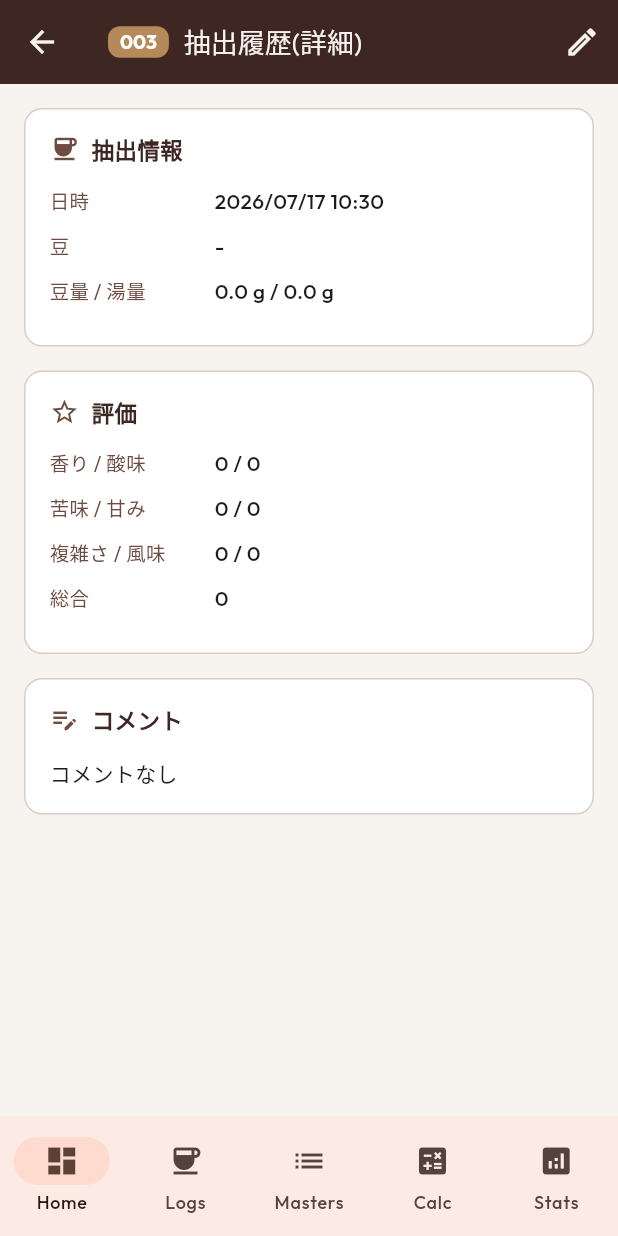
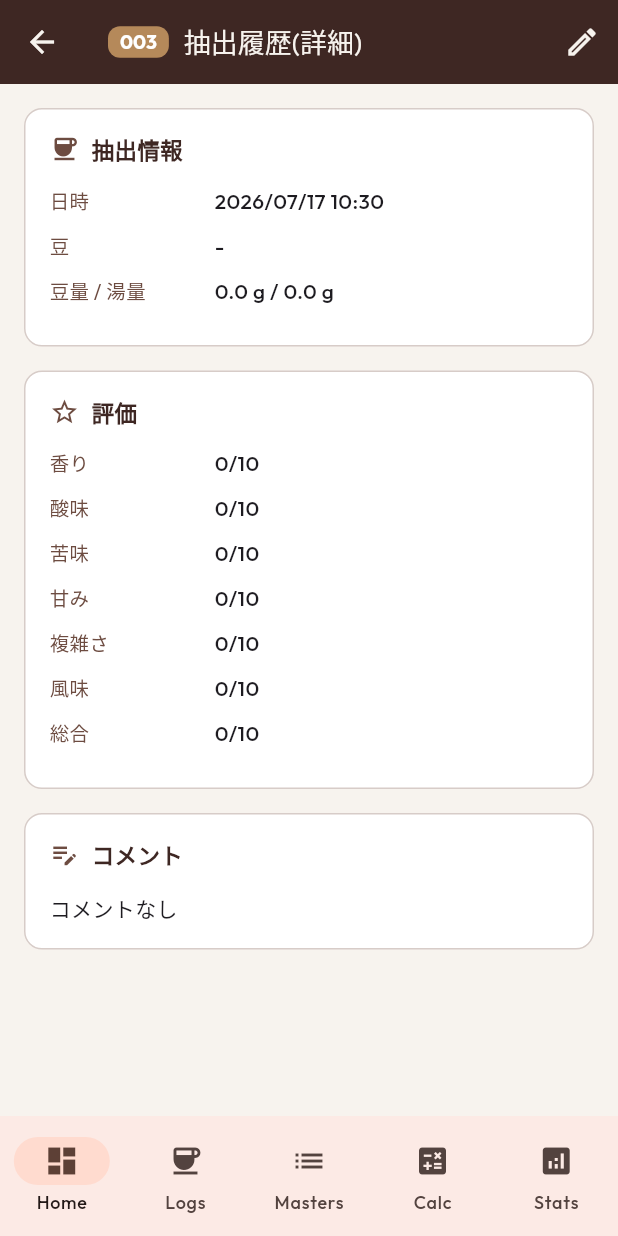
Before and after one commit to kazuki21057/bean-base, a Flutter app: the LogDetailScreen screen opened directly with empty values, on a phone screen of 412 x 824 dp. Run offline on Flutter 3.47's test engine with Material 3 defaults, Android fonts, the phone set to English and light mode, and no system bars; our stand-ins replace cloud_firestore, file_picker, firebase_core, fl_chart, flutter_riverpod, google_fonts and 2 more; missing offline and left inert: ml_linalg; accounts and stored records are empty; network calls fail; project files that could hold a hidden picture were left out.

Commit message:
モバイル実機確認の指摘4件を修正: Drive画像CORS・ステップハイライトのoff-by-one・Pouring Steps列幅・評価表示
- image_utils.dart: Google Drive画像URLをuc?export=view形式からlh3.googleusercontent.com形式に変更(前者はCORSヘッダーを返さずFlutter Web/CanvasKitでのImage.network読込がサイレントに失敗しプレースホルダー表示になっていた)
- brew_recipe_screen.dart: 加算時間0のステップ(蒸らし等の瞬間アクション)が直後の非ゼロ待機ステップの陰に隠れ、タイマー開始直後から1行下のステップがハイライトされていたのを修正
- method_steps_editor.dart: モバイル幅で表に収まらないため「#」列を削除しcolumnSpacing/horizontalMarginを縮小
- log_detail_screen.dart: 評価7項目を2列連結表示から1項目1行に分離し、10点満点であることが分かるよう「X/10」表記に変更
- bean_list_screen.dart: 豆管理カードがモバイル幅で1列になっていたのをLayoutBuilderで2列に調整

Co-Authored-By: Claude Sonnet 5 <noreply@anthropic.com>
Claude-Session: https://claude.ai/code/session_01CotuWbgUN6rGJSU5VX26xp

```diff
--- a/lib/screens/log_detail_screen.dart
+++ b/lib/screens/log_detail_screen.dart
@@ -124,19 +124,13 @@ class LogDetailScreen extends ConsumerWidget {
           icon: Icons.star_outline,
           title: '評価',
           children: [
-            MockInfoRow(
-              label: '香り / 酸味',
-              value: '${log.scoreFragrance} / ${log.scoreAcidity}',
-            ),
-            MockInfoRow(
-              label: '苦味 / 甘み',
-              value: '${log.scoreBitterness} / ${log.scoreSweetness}',
-            ),
-            MockInfoRow(
-              label: '複雑さ / 風味',
-              value: '${log.scoreComplexity} / ${log.scoreFlavor}',
-            ),
-            MockInfoRow(label: '総合', value: '${log.scoreOverall}'),
+            MockInfoRow(label: '香り', value: '${log.scoreFragrance}/10'),
+            MockInfoRow(label: '酸味', value: '${log.scoreAcidity}/10'),
+            MockInfoRow(label: '苦味', value: '${log.scoreBitterness}/10'),
+            MockInfoRow(label: '甘み', value: '${log.scoreSweetness}/10'),
+            MockInfoRow(label: '複雑さ', value: '${log.scoreComplexity}/10'),
+            MockInfoRow(label: '風味', value: '${log.scoreFlavor}/10'),
+            MockInfoRow(label: '総合', value: '${log.scoreOverall}/10'),
             if (log.taste.isNotEmpty || log.concentration.isNotEmpty)
               MockInfoRow(
                 label: 'テイスト',
--- a/lib/utils/image_utils.dart
+++ b/lib/utils/image_utils.dart
@@ -24,7 +24,11 @@ class ImageUtils {
       }
 
       if (id != null) {
-        return 'https://drive.google.com/uc?export=view&id=$id';
+        // 'uc?export=view' はCORSヘッダーを返さないため、Flutter Web(CanvasKit)の
+        // Image.network がバイト取得時にCORSエラーで失敗し画像が表示されない
+        // (placeholderにフォールバックするため一見エラーが出ないように見える)。
+        // lh3.googleusercontent.com のサムネイル配信はCORS対応済みのため代替する。
+        return 'https://lh3.googleusercontent.com/d/$id';
       }
     }
 
--- a/lib/widgets/method_steps_editor.dart
+++ b/lib/widgets/method_steps_editor.dart
@@ -77,7 +77,6 @@ class _MethodStepsEditorState extends State<MethodStepsEditor> {
           return i == widget.activeStepIndex ? Colors.amber.shade100 : null;
         }),
         cells: [
-         DataCell(Text(s.stepOrder.toString())),
          // Time Column
          DataCell(widget.isEditing
            ? TextFormField(
@@ -142,8 +141,9 @@ class _MethodStepsEditorState extends State<MethodStepsEditor> {
         SingleChildScrollView(
           scrollDirection: Axis.horizontal,
           child: DataTable(
+            columnSpacing: 16,
+            horizontalMargin: 8,
             columns: [
-              const DataColumn(label: Text('#')),
               DataColumn(label: Text(widget.isEditing ? 'End Time' : 'End Time')),
               DataColumn(label: Text(widget.isEditing ? 'Total Water' : 'Total Water')),
               const DataColumn(label: Text('Description')),
```
Also changed, not shown: lib/screens/bean_list_screen.dart (+20 -8 lines), lib/screens/brew_recipe_screen.dart (+19 -2 lines).
